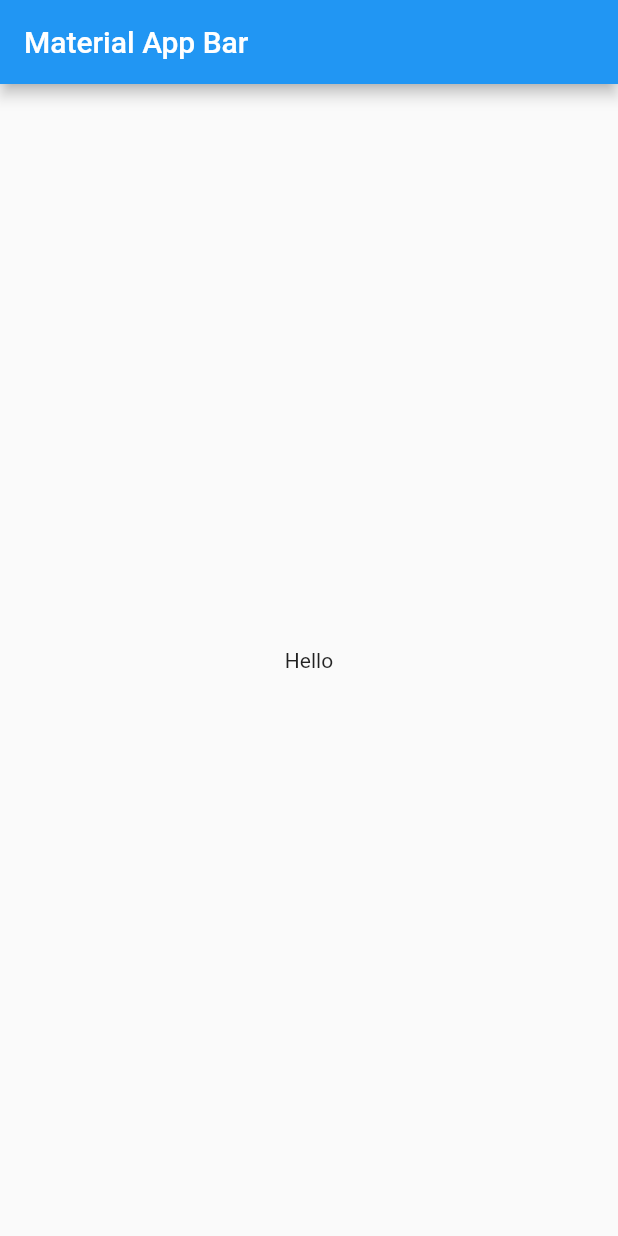
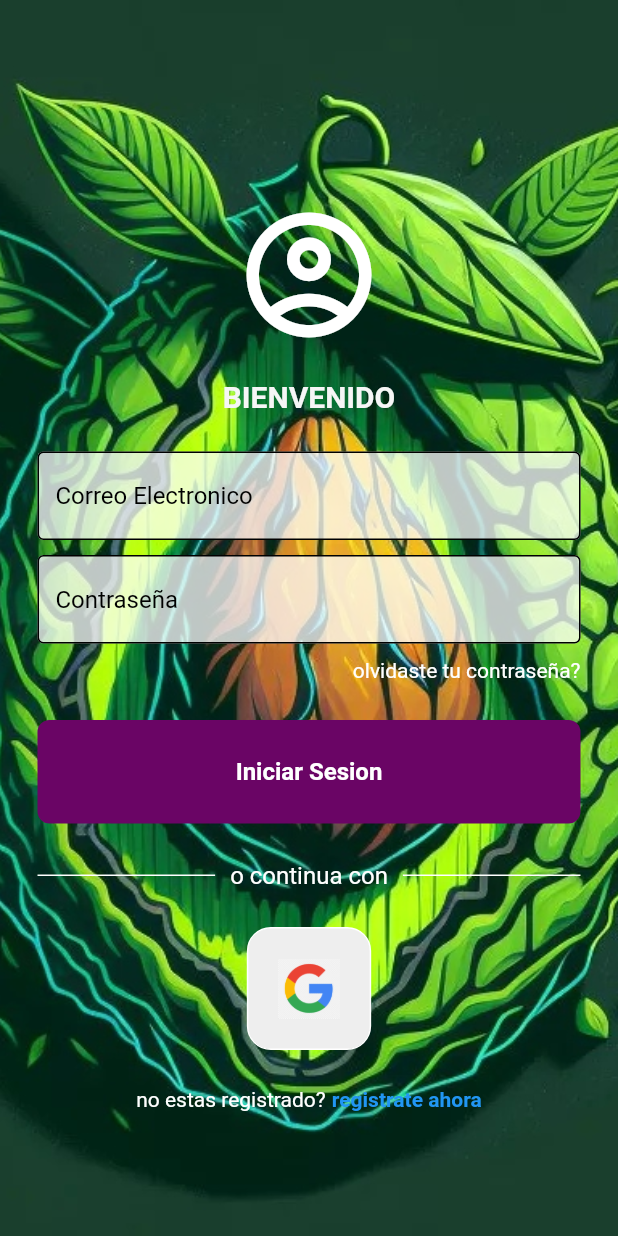
Before and after one commit to EduardoTrujillo0410/AppVocado, a Flutter app: the screen it shows after launch, on a phone screen of 412 x 824 dp. Run offline on Flutter 3.47's test engine with Material 2 defaults, Android fonts, the light colour scheme and no system bars; our stand-ins replace firebase_auth, firebase_core; accounts and stored records are empty.

Commit message:
AuthLogin_Register

```diff
--- /dev/null
+++ b/lib/components/my_button.dart
@@ -0,0 +1,36 @@
+import 'package:flutter/material.dart';
+
+class MyButton extends StatelessWidget {
+  final Function()? onTap;
+  final String text;
+
+  const MyButton({
+    super.key,
+    required this.onTap,
+    required this.text,
+  });
+
+  @override
+  Widget build(BuildContext context) {
+    return GestureDetector(
+      onTap: onTap,
+      child: Container(
+        padding: const EdgeInsets.all(25),
+        margin: const EdgeInsets.symmetric(horizontal: 25.0),
+        decoration: BoxDecoration(
+          color: Color.fromARGB(255, 106, 5, 101),
+          borderRadius: BorderRadius.circular(8),
+        ),
+        child: Center(
+            child: Text(
+          text,
+          style: const TextStyle(
+            color: Colors.white,
+            fontWeight: FontWeight.bold,
+            fontSize: 16,
+          ),
+        )),
+      ),
+    );
+  }
+}
--- /dev/null
+++ b/lib/components/my_textfield.dart
@@ -0,0 +1,36 @@
+import 'package:flutter/material.dart';
+
+class MyTextField extends StatelessWidget {
+  // ignore: prefer_typing_uninitialized_variables
+  final controller;
+  final String hintText;
+  final bool obscureText;
+
+  const MyTextField(
+      {super.key,
+      required this.controller,
+      required this.hintText,
+      required this.obscureText});
+
+  @override
+  Widget build(BuildContext context) {
+    return Padding(
+      padding: const EdgeInsets.symmetric(horizontal: 25.0),
+      child: TextField(
+        controller: controller,
+        obscureText: obscureText,
+        decoration: InputDecoration(
+            enabledBorder: const OutlineInputBorder(
+              borderSide: BorderSide(color: Color.fromARGB(255, 0, 0, 0)),
+            ),
+            focusedBorder: const OutlineInputBorder(
+              borderSide: BorderSide(color: Color.fromARGB(255, 138, 138, 138)),
+            ),
+            fillColor: const Color.fromARGB(190, 255, 255, 255),
+            filled: true,
+            hintText: hintText,
+            hintStyle: const TextStyle(color: Color.fromARGB(255, 0, 0, 0))),
+      ),
+    );
+  }
+}
--- /dev/null
+++ b/lib/components/square_tile.dart
@@ -0,0 +1,24 @@
+import 'package:flutter/material.dart';
+
+class SquareTile extends StatelessWidget {
+  final String imagePath;
+  const SquareTile({
+    super.key,
+    required this.imagePath,
+  });
+
+  @override
+  Widget build(BuildContext context) {
+    return Container(
+      padding: const EdgeInsets.all(20),
+      decoration: BoxDecoration(
+          border: Border.all(color: Colors.white),
+          borderRadius: BorderRadius.circular(16),
+          color: Colors.grey[200]),
+      child: Image.asset(
+        imagePath,
+        height: 40,
+      ),
+    );
+  }
+}
--- a/lib/main.dart
+++ b/lib/main.dart
@@ -1,3 +1,4 @@
+import 'package:appvocado/pages/auth_page.dart';
 import 'package:flutter/material.dart';
 
 //importaciones del firebase//
@@ -17,16 +18,9 @@ class MyApp extends StatelessWidget {
 
   @override
   Widget build(BuildContext context) {
-    return MaterialApp(
-      title: 'Material App',
-      home: Scaffold(
-        appBar: AppBar(
-          title: const Text('Material App Bar'),
-        ),
-        body: const Center(
-          child: Text('Hello'),
-        ),
-      ),
+    return const MaterialApp(
+      debugShowCheckedModeBanner: false,
+      home: AuthPage(),
     );
   }
 }
--- /dev/null
+++ b/lib/pages/auth_page.dart
@@ -0,0 +1,27 @@
+import 'package:appvocado/pages/home_page.dart';
+import 'package:appvocado/pages/login_or_register.dart';
+import 'package:flutter/material.dart';
+import 'package:firebase_auth/firebase_auth.dart';
+
+class AuthPage extends StatelessWidget {
+  const AuthPage({super.key});
+
+  @override
+  Widget build(BuildContext context) {
+    return Scaffold(
+      body: StreamBuilder<User?>(
+        stream: FirebaseAuth.instance.authStateChanges(),
+        builder: (context, snapshot) {
+          //el usuario esta logeado
+          if (snapshot.hasData) {
+            return HomePage();
+          }
+          //el usuario no esta logeado
+          else {
+            return const LoginOrRegisterPage();
+          }
+        },
+      ),
+    );
+  }
+}
--- /dev/null
+++ b/lib/pages/login_or_register.dart
@@ -0,0 +1,35 @@
+import 'package:appvocado/pages/login_page.dart';
+import 'package:appvocado/pages/register_page.dart';
+import 'package:flutter/material.dart';
+
+class LoginOrRegisterPage extends StatefulWidget {
+  const LoginOrRegisterPage({super.key});
+
+  @override
+  State<LoginOrRegisterPage> createState() => _LoginOrRegisterPageState();
+}
+
+class _LoginOrRegisterPageState extends State<LoginOrRegisterPage> {
+  //inicialmente mostramos la pagina de inicio
+  bool showLoginPage = true;
+
+  //cambio de paginas entre el login y el registro
+  void togglePages() {
+    setState(() {
+      showLoginPage = !showLoginPage;
+    });
+  }
+
+  @override
+  Widget build(BuildContext context) {
+    if (showLoginPage) {
+      return LoginPage(
+        onTap: togglePages,
+      );
+    } else {
+      return RegisterPage(
+        onTap: togglePages,
+      );
+    }
+  }
+}
--- /dev/null
+++ b/lib/pages/login_page.dart
@@ -0,0 +1,238 @@
+import 'package:appvocado/components/my_button.dart';
+import 'package:appvocado/components/my_textfield.dart';
+import 'package:appvocado/components/square_tile.dart';
+import 'package:firebase_auth/firebase_auth.dart';
+import 'package:flutter/material.dart';
+
+class LoginPage extends StatefulWidget {
+  final Function()? onTap;
+  const LoginPage({super.key, required this.onTap});
+
+  @override
+  State<LoginPage> createState() => _LoginPageState();
+}
+
+class _LoginPageState extends State<LoginPage> {
+  //controles de editores de texto
+  final emailController = TextEditingController();
+  final passwordController = TextEditingController();
+
+  //mensaje de error
+  void showErrorMessage(String message) {
+    showDialog(
+      context: context,
+      builder: (context) {
+        return AlertDialog(
+          backgroundColor: Color.fromARGB(255, 113, 119, 125),
+          title: Center(
+            child: Text(
+              message,
+              style: TextStyle(color: Colors.white),
+            ),
+          ),
+        );
+      },
+    );
+  }
+
+  //metodo de inicio de sesion
+  void signUserIn() async {
+    //mostrar circulo de carga
+    showDialog(
+        context: context,
+        builder: (context) {
+          return const Center(
+            child: CircularProgressIndicator(),
+          );
+        });
+
+    //inicio de sesion auth firebase
+
+    try {
+      await FirebaseAuth.instance.signInWithEmailAndPassword(
+        email: emailController.text,
+        password: passwordController.text,
+      );
+      //cerrar el circulo de carga
+      Navigator.pop(context);
+    } on FirebaseAuthException catch (e) {
+      //cerrar el circulo de carga
+      Navigator.pop(context);
+      //mensaje de error
+      showErrorMessage(e.code);
+    }
+  }
+
+  @override
+  Widget build(BuildContext context) {
+    return Scaffold(
+      body: Container(
+        decoration: const BoxDecoration(
+          image: DecorationImage(
+            //imagen de fondo
+            image: AssetImage(
+              'lib/images/fondo2.jpg',
+            ),
+            fit: BoxFit.cover,
+          ),
+        ),
+        child: SafeArea(
+          child: Center(
+            child: SingleChildScrollView(
+              child: Column(
+                  mainAxisAlignment: MainAxisAlignment.center,
+                  children: [
+                    const SizedBox(
+                      height: 50,
+                    ),
+                    //logo
+                    const Icon(
+                      Icons.account_circle_outlined,
+                      size: 100,
+                      color: Color.fromARGB(255, 255, 255, 255),
+                    ),
+
+                    const SizedBox(
+                      height: 20,
+                    ),
+
+                    //Bienvenido te extrañabamos
+                    const Text(
+                      'BIENVENIDO',
+                      style: TextStyle(
+                        color: Color.fromARGB(255, 246, 246, 246),
+                        fontSize: 20,
+                        fontWeight: FontWeight.bold,
+                      ),
+                    ),
+
+                    const SizedBox(
+                      height: 25,
+                    ),
+
+                    //correo electronico textfield
+                    MyTextField(
+                      controller: emailController,
+                      hintText: 'Correo Electronico',
+                      obscureText: false,
+                    ),
+
+                    const SizedBox(
+                      height: 10,
+                    ),
+
+                    //contraseña textfield
+                    MyTextField(
+                      controller: passwordController,
+                      hintText: 'Contraseña',
+                      obscureText: true,
+                    ),
+
+                    const SizedBox(
+                      height: 10,
+                    ),
+
+                    //olvidaste tu contraseña
+                    const Padding(
+                      padding: EdgeInsets.symmetric(horizontal: 25.0),
+                      child: Row(
+                        mainAxisAlignment: MainAxisAlignment.end,
+                        children: [
+                          Text(
+                            'olvidaste tu contraseña?',
+                            style: TextStyle(color: Colors.white),
+                          )
+                        ],
+                      ),
+                    ),
+
+                    const SizedBox(
+                      height: 25,
+                    ),
+
+                    //inicio de sesion boton
+                    MyButton(text: 'Iniciar Sesion', onTap: signUserIn),
+
+                    const SizedBox(
+                      height: 25,
+                    ),
+
+                    //o continua con
+                    const Padding(
+                      padding: EdgeInsets.symmetric(horizontal: 25.0),
+                      child: Row(
+                        children: [
+                          Expanded(
+                            child: Divider(
+                              thickness: 1.0,
+                              color: Color.fromARGB(255, 255, 255, 255),
+                            ),
+                          ),
+                          Padding(
+                            padding:
+                                const EdgeInsets.symmetric(horizontal: 10.0),
+                            child: Text(
+                              'o continua con',
+                              style: TextStyle(
+                                  color: Color.fromARGB(255, 255, 255, 255),
+                                  fontSize: 16),
+                            ),
+                          ),
+                          Expanded(
+                            child: Divider(
+                              thickness: 1.0,
+                              color: Color.fromARGB(255, 255, 255, 255),
+                            ),
+                          ),
+                        ],
+                      ),
+                    ),
+
+                    const SizedBox(
+                      height: 25,
+                    ),
+
+                    //google inicio de sesion
+                    const Row(
+                      mainAxisAlignment: MainAxisAlignment.center,
+                      children: [
+                        SquareTile(imagePath: 'lib/images/google.png')
+                      ],
+                    ),
+
+                    const SizedBox(
+                      height: 25,
+                    ),
+
+                    //no estas registrado? resgistrate ahora
+                    Row(
+                      mainAxisAlignment: MainAxisAlignment.center,
+                      children: [
+                        const Text(
+                          'no estas registrado?',
+                          style: TextStyle(
+                              color: Color.fromARGB(255, 255, 255, 255)),
+                        ),
+                        const SizedBox(
+                          width: 4,
+                        ),
+                        GestureDetector(
+                          onTap: widget.onTap,
+                          child: const Text(
+                            'registrate ahora',
+                            style: TextStyle(
+                              color: Colors.blue,
+                              fontWeight: FontWeight.bold,
+                            ),
+                          ),
+                        )
+                      ],
+                    )
+                  ]),
+            ),
+          ),
+        ),
+      ),
+    );
+  }
+}
--- a/pubspec.yaml
+++ b/pubspec.yaml
@@ -36,6 +36,7 @@ dependencies:
   # Use with the CupertinoIcons class for iOS style icons.
   cupertino_icons: ^1.0.2
   firebase_core: ^2.15.1
+  firebase_auth: ^4.9.0
 
 dev_dependencies:
   flutter_test:
@@ -60,8 +61,8 @@ flutter:
   uses-material-design: true
 
   # To add assets to your application, add an assets section, like this:
-  # assets:
-  #   - images/a_dot_burr.jpeg
+  assets:
+  - lib/images/
   #   - images/a_dot_ham.jpeg
 
   # An image asset can refer to one or more resolution-specific "variants", see
```
Also changed, not shown: lib/pages/home_page.dart (added, +32 -0 lines), lib/pages/register_page.dart (added, +236 -0 lines), lib/images/fondo.jpg (added), lib/images/fondo2.jpg (added), lib/images/google.png (added), pubspec.lock, 10 other files.
